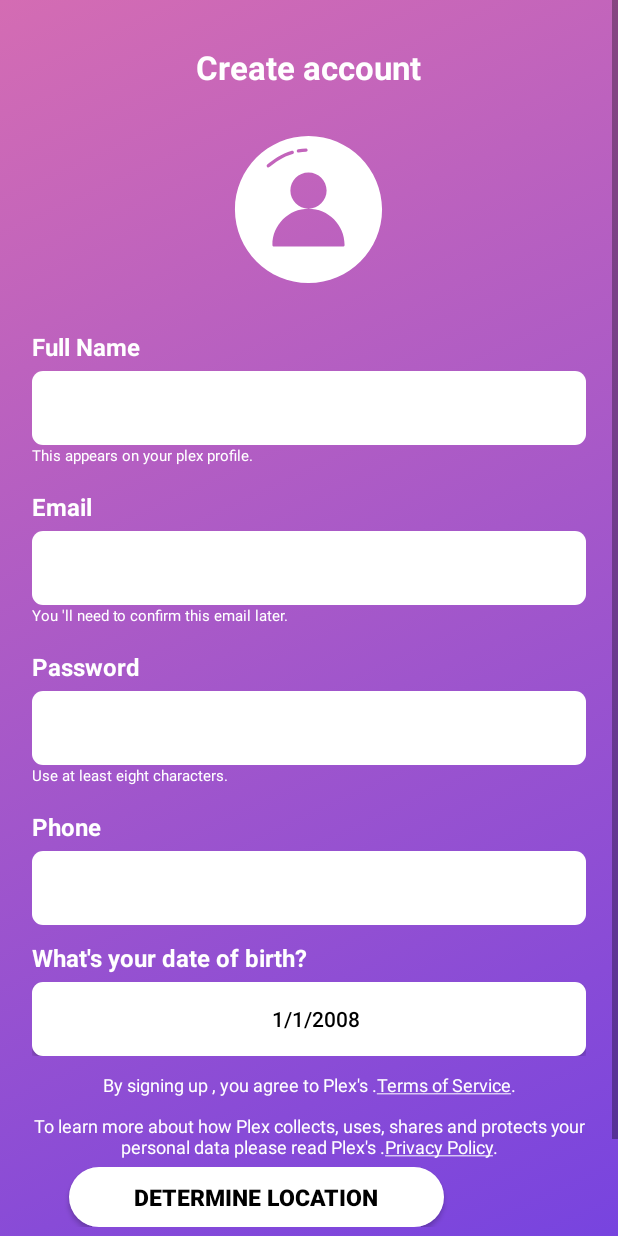
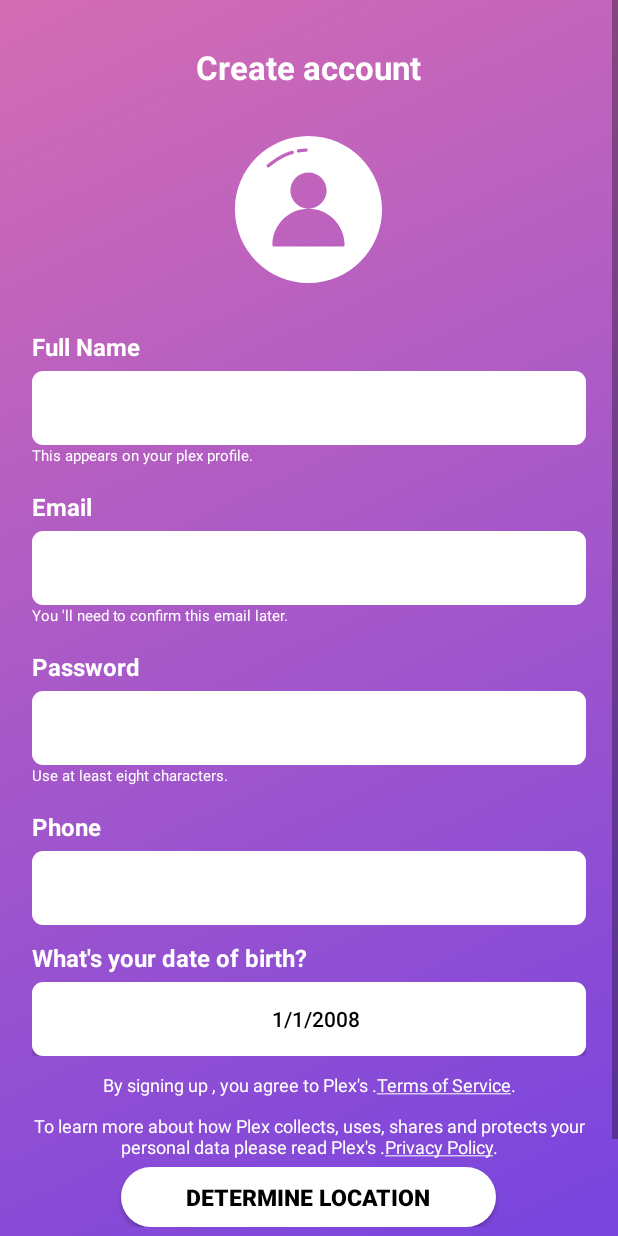
Before and after one commit to irjavdev/Android-PlexMedia-app, an Android app: the fragment SignupFragment shown on its own in the app's theme, on a phone screen of 412 x 824 dp. Run offline under Robolectric (Android 15) with nearby library versions, the phone set to English and light mode, and no system bars.

Commit message:
centered the determine location button

```diff
--- a/app/src/main/res/layout/signup_layout.xml
+++ b/app/src/main/res/layout/signup_layout.xml
@@ -334,8 +334,7 @@
             android:layout_height="40dp"
             android:padding="5dp"
             android:textColor="@color/black"
-            android:gravity="center"
-            android:layout_marginLeft="30dp"
+            android:layout_centerHorizontal="true"
             android:textSize="15sp"
             android:textStyle="bold"
             android:backgroundTint="@color/white"
```
